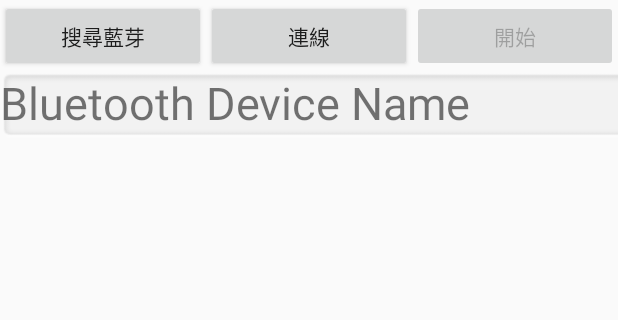
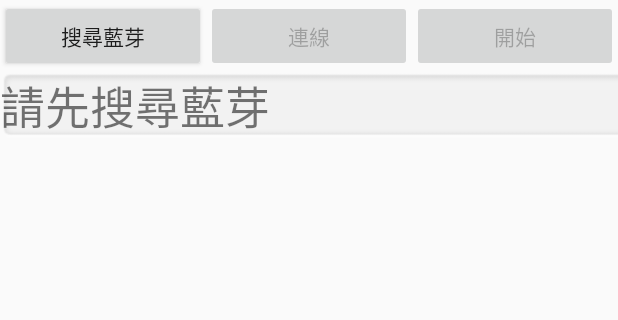
Before and after one commit to MickJun/YechanceChlorideSystem, an Android app: the screen it shows after launch (MainActivity), on a phone screen of 412 x 824 dp, the part 84-404 px from its top. Run offline under Robolectric (Android 15) with nearby library versions, the phone set to English and light mode, and no system bars.

Commit message:
20190211

```diff
--- a/app/src/main/java/tw/com/yechance/www/yechancechloridesystem/MainActivity.java
+++ b/app/src/main/java/tw/com/yechance/www/yechancechloridesystem/MainActivity.java
@@ -146,7 +146,7 @@ public class MainActivity extends AppCompatActivity implements View.OnClickListe
 
             // Establish connection to the proxy.
             mBluetoothAdapter.getProfileProxy(MainActivity.this, mProfileListener, BluetoothProfile.HEADSET);
-
+            btn_Main_Connect.setEnabled(true);
         }
     }
 
@@ -202,6 +202,7 @@ public class MainActivity extends AppCompatActivity implements View.OnClickListe
         if(btn_Main_Connect == null) {
             btn_Main_Connect = this.findViewById(R.id.main_btn_connect);
             btn_Main_Connect.setOnClickListener(this);
+            btn_Main_Connect.setEnabled(false);
         }
         if(btn_Main_start == null) {
             btn_Main_start = this.findViewById(R.id.main_btn_start);
--- a/app/src/main/res/layout/activity_main.xml
+++ b/app/src/main/res/layout/activity_main.xml
@@ -58,7 +58,7 @@
                 android:layout_width="wrap_content"
                 android:layout_height="45dp"
                 android:background="@drawable/text_bg2"
-                android:text="@string/str_bt_name"
+                android:text="@string/str_bt_first"
                 android:textSize="30sp" />
         </LinearLayout>
 
--- a/app/src/main/res/values/strings.xml
+++ b/app/src/main/res/values/strings.xml
@@ -3,7 +3,7 @@
     <string name="str_connect">連線</string>
     <string name="str_disconnect">中斷連線</string>
     <string name="str_scan">搜尋藍芽</string>
-    <string name="str_bt_name">Bluetooth Device Name</string>
+    <string name="str_bt_first">請先搜尋藍芽</string>
     <string name="str_back">Back</string>
     <string name="str_return">返回</string>
     <string name="str_calibration">校正</string>
```
